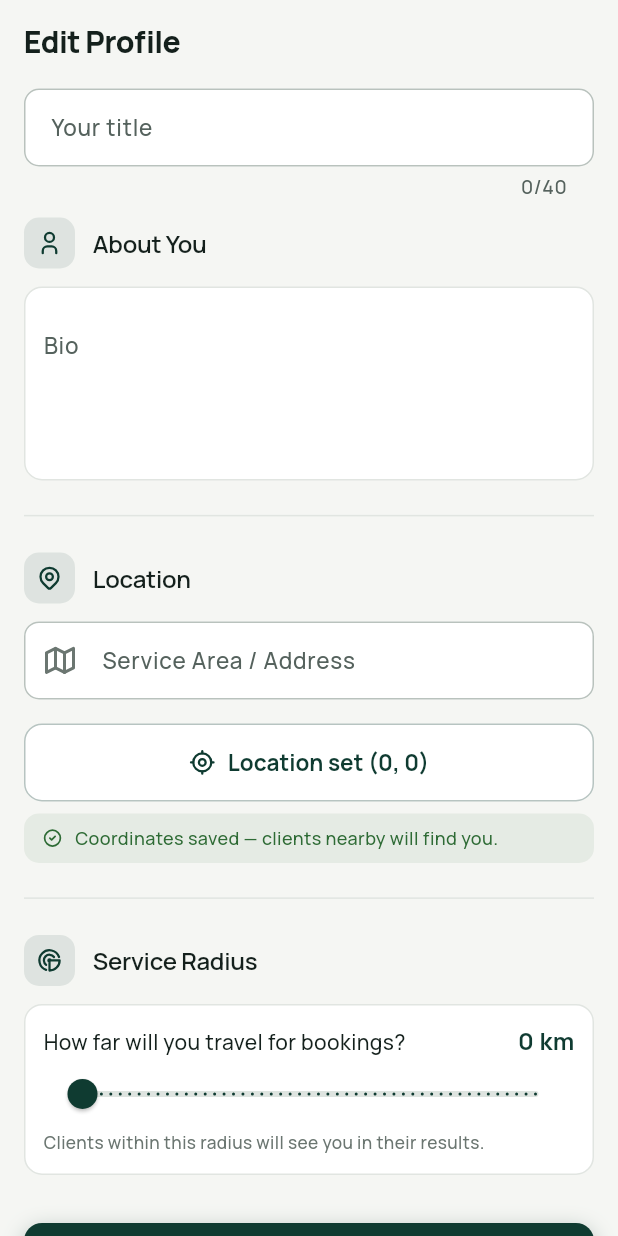
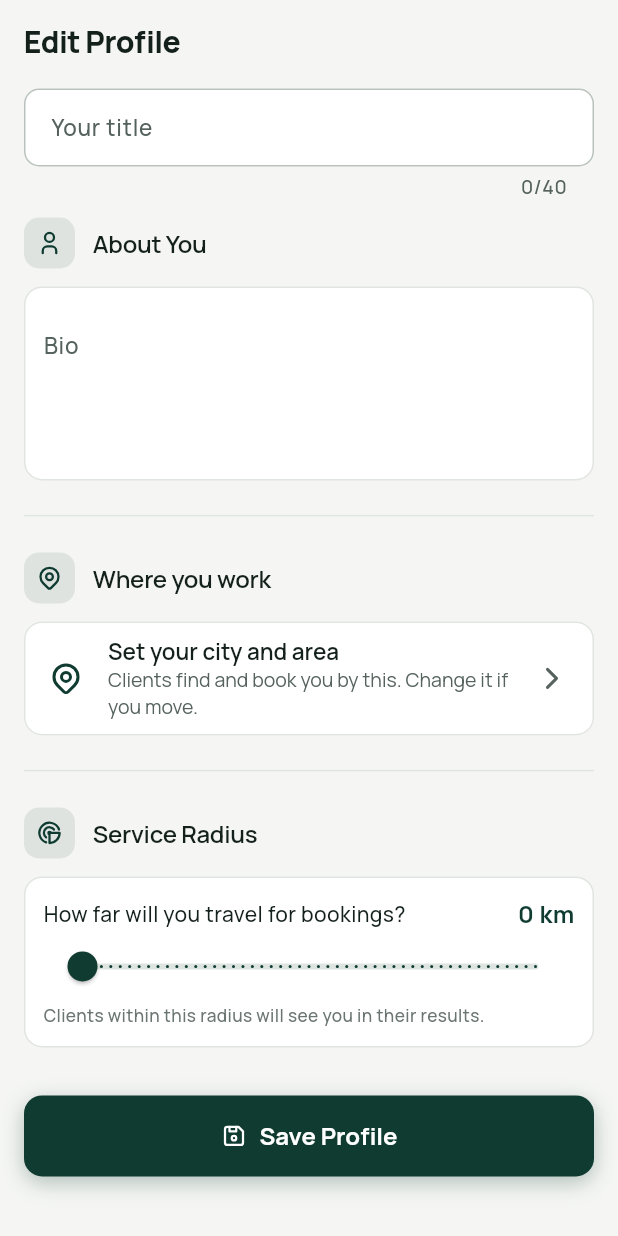
Before and after one commit to bromadex/beautyapp, a Flutter app: the ProviderProfileEditorScreen screen opened by its route, scrolled down 208 dp, on a phone screen of 412 x 824 dp. Run offline on Flutter 3.47's test engine with Material 3 defaults, Android fonts, the phone set to English and light mode, and no system bars; our stand-ins replace file_picker, firebase_core, firebase_messaging, flutter_tabler_icons, geolocator, go_router and 4 more; accounts and stored records are empty; network calls fail.

Commit message:
Pros must set where they work before clients can find or book them
- New 'Where you work' screen: city (from the list) and area are required,
  street address optional (shown only after confirming), optional map pin;
  change it any time, with a warning about upcoming bookings at the old place
- Pros without a location are hidden from Browse and suggestions and can't
  be booked (enforced in the database); a red card on their home screen and
  a notification tell them to set it
- Browse matches the chosen city exactly; a new city without a fresh pin
  uses the city centre; 'Area, City' is kept in sync on the profile
- Studio bookings fall back to area and city when there's no street address

Co-Authored-By: Claude Opus 5.5 <noreply@anthropic.com>
Claude-Session: https://claude.ai/code/session_01WrfTxhRrYrbYnj1C3Sa6J6

```diff
--- a/lib/router.dart
+++ b/lib/router.dart
@@ -32,6 +32,7 @@ import 'screens/referrals_screen.dart';
 import 'screens/salon_screen.dart';
 import 'screens/salon_public_screen.dart';
 import 'screens/products_screen.dart';
+import 'screens/provider_location_screen.dart';
 import 'services/fee_checkout.dart';
 import 'screens/provider_earnings_screen.dart';
 import 'screens/browse_screen.dart';
@@ -88,6 +89,7 @@ final appRouter = GoRouter(
         !loc.startsWith('/provider/referrals') &&
         !loc.startsWith('/provider/salon') &&
         !loc.startsWith('/provider/products') &&
+        !loc.startsWith('/provider/location') &&
         !loc.startsWith('/provider/service-requests');
     if (!isAuth) return (isAuthRoute || isPublicRoute) ? null : '/login';
 
@@ -359,6 +361,11 @@ final appRouter = GoRouter(
       builder: (_, __) => const SalonScreen(),
     ),
     GoRoute(
+      path: '/provider/location',
+      parentNavigatorKey: _rootNavigatorKey,
+      builder: (_, __) => const ProviderLocationScreen(),
+    ),
+    GoRoute(
       path: '/provider/products',
       parentNavigatorKey: _rootNavigatorKey,
       builder: (_, __) => const ProductsScreen(),
--- a/lib/screens/browse_screen.dart
+++ b/lib/screens/browse_screen.dart
@@ -154,12 +154,15 @@ class _BrowseScreenState extends State<BrowseScreen> {
     try {
       final data = await supabase
           .from('provider_profiles')
-          .select('*, profiles(full_name, location, avatar_url, is_verified, is_business_verified, '
+          .select('*, cities(name), profiles(full_name, location, avatar_url, is_verified, is_business_verified, '
               'services(id, service_name, price, category_id, is_active, location_mode), '
               'subscriptions(status, end_date))')
           .or('is_hidden.eq.false,is_hidden.is.null');
 
-      final providers = List<Map<String, dynamic>>.from(data);
+      // Only pros who have said where they work can be found.
+      final providers = List<Map<String, dynamic>>.from(data)
+          .where((p) => p['city_id'] != null && (p['area'] ?? '').toString().trim().isNotEmpty)
+          .toList();
       for (final p in providers) {
         final prof = p['profiles'] as Map<String, dynamic>? ?? {};
         p['services'] = prof['services'] ?? [];
@@ -208,6 +211,8 @@ class _BrowseScreenState extends State<BrowseScreen> {
 
   bool _matchesLocation(Map<String, dynamic> p) {
     if (_selectedCity == 'All Zimbabwe') return true;
+    final city = (p['cities'] as Map?)?['name']?.toString().toLowerCase();
+    if (city != null && city == _selectedCity.toLowerCase()) return true;
     final loc =
         (p['profiles']?['location'] ?? '').toString().toLowerCase();
     final cityLower = _selectedCity.toLowerCase();
--- a/lib/screens/notifications_screen.dart
+++ b/lib/screens/notifications_screen.dart
@@ -66,6 +66,7 @@ class _NotificationsScreenState extends State<NotificationsScreen> {
 
     if (refId == null) {
       if (type == 'products') context.push('/provider/products');
+      if (type == 'location') context.push('/provider/location');
       return;
     }
 
--- a/lib/screens/provider_home_screen.dart
+++ b/lib/screens/provider_home_screen.dart
@@ -537,6 +537,20 @@ class _ProviderHomeScreenState extends State<ProviderHomeScreen> with SingleTick
                             },
                           ),
                           const SizedBox(height: 14),
+                        ],
+
+                        if (_providerProfile != null &&
+                            (_providerProfile!['city_id'] == null ||
+                                (_providerProfile!['area'] ?? '').toString().trim().isEmpty)) ...[
+                          SoftBanner(
+                            icon: TablerIcons.map_pin_exclamation,
+                            color: AppColors.error,
+                            title: 'Set where you work',
+                            message: 'Clients can\'t find or book you until you add your city and area.',
+                            actionLabel: 'Set now',
+                            onTap: () => context.push('/provider/location').then((_) => _loadData()),
+                          ),
+                          const SizedBox(height: 16),
                         ],
 
                         if (isVerified) ...[
--- a/lib/screens/provider_profile_editor_screen.dart
+++ b/lib/screens/provider_profile_editor_screen.dart
@@ -4,7 +4,6 @@ import 'package:go_router/go_router.dart';
 import '../supabase_client.dart';
 import '../theme.dart';
 import '../widgets/avatar_widget.dart';
-import '../services/location_service.dart';
 
 class ProviderProfileEditorScreen extends StatefulWidget {
   const ProviderProfileEditorScreen({super.key});
@@ -25,7 +24,6 @@ class _ProviderProfileEditorScreenState
   bool _radiusSupported = true;
   bool _loading = false;
   bool _saving  = false;
-  bool _locating = false;
   String? _avatarUrl;
   String _fullName = '';
 
@@ -53,12 +51,12 @@ class _ProviderProfileEditorScreenState
 
       final data = await supabase
           .from('provider_profiles')
-          .select()
+          .select('*, cities(name)')
           .eq('provider_id', uid)
           .single();
       _bioCtrl.text     = data['bio']     ?? '';
       _titleCtrl.text   = data['title']   ?? '';
-      _addressCtrl.text = data['address'] ?? '';
+      _addressCtrl.text = [data['area'], (data['cities'] as Map?)?['name']].where((x) => (x ?? '').toString().isNotEmpty).join(', ');
       _latCtrl.text     = data['latitude']?.toString()  ?? '';
       _lngCtrl.text     = data['longitude']?.toString() ?? '';
       if (data.containsKey('service_radius_km')) {
@@ -70,45 +68,6 @@ class _ProviderProfileEditorScreenState
     if (mounted) setState(() => _loading = false);
   }
 
-  Future<void> _detectLocation() async {
-    setState(() => _locating = true);
-    try {
-      final pos = await LocationService().getCurrentPosition(
-        context: context,
-        reason: 'So clients near you can find you, and travel fees are worked out from your base.',
-      );
-      if (pos == null) return;
-      setState(() {
-        _latCtrl.text = pos.latitude.toStringAsFixed(6);
-        _lngCtrl.text = pos.longitude.toStringAsFixed(6);
-      });
-      if (mounted) {
-        ScaffoldMessenger.of(context).showSnackBar(
-          SnackBar(
-            content: const Text('Location detected!'),
-            backgroundColor: AppColors.success,
-            behavior: SnackBarBehavior.floating,
-            shape: RoundedRectangleBorder(borderRadius: AppRadius.mdAll),
-          ),
-        );
-      }
-    } catch (e) {
-      if (mounted) {
-        ScaffoldMessenger.of(context).showSnackBar(
-          SnackBar(
-            content: const Text(
-                'Could not detect location. Please enter your address manually.'),
-            backgroundColor: AppColors.error,
-            behavior: SnackBarBehavior.floating,
-            shape: RoundedRectangleBorder(borderRadius: AppRadius.mdAll),
-          ),
-        );
-      }
-    } finally {
-      if (mounted) setState(() => _locating = false);
-    }
-  }
-
   Future<void> _save() async {
     if (!_formKey.currentState!.validate()) return;
     setState(() => _saving = true);
@@ -118,9 +77,6 @@ class _ProviderProfileEditorScreenState
       'provider_id': userId,
       'bio':         _bioCtrl.text.trim(),
       'title':       _titleCtrl.text.trim().isEmpty ? null : _titleCtrl.text.trim(),
-      'address':     _addressCtrl.text.trim(),
-      'latitude':    double.tryParse(_latCtrl.text.trim()),
-      'longitude':   double.tryParse(_lngCtrl.text.trim()),
       if (_radiusSupported) 'service_radius_km': _radiusKm,
     };
 
@@ -293,71 +249,21 @@ class _ProviderProfileEditorScreenState
               _buildSectionDivider(),
 
               // -- Location Section --
-              _buildSectionHeader('Location', TablerIcons.map_pin),
-              TextFormField(
-                controller: _addressCtrl,
-                decoration: const InputDecoration(
-                  labelText: 'Service Area / Address',
-                  hintText: 'e.g. Borrowdale, Harare',
-                  prefixIcon: Icon(TablerIcons.map),
-                ),
-                validator: (v) =>
-                    v == null || v.trim().isEmpty ? 'Please add your address' : null,
-              ),
-              const SizedBox(height: AppSpacing.lg),
-
-              SizedBox(
-                width: double.infinity,
-                child: OutlinedButton.icon(
-                  onPressed: _locating ? null : _detectLocation,
-                  icon: _locating
-                      ? SizedBox(
-                          height: 16, width: 16,
-                          child: CircularProgressIndicator(
-                            strokeWidth: 2, color: AppColors.primary,
-                          ),
-                        )
-                      : const Icon(TablerIcons.current_location, size: 18),
-                  label: Text(_locating
-                      ? 'Detecting...'
-                      : _latCtrl.text.isNotEmpty
-                          ? 'Location set (${_latCtrl.text}, ${_lngCtrl.text})'
-                          : 'Use my current location'),
-                  style: OutlinedButton.styleFrom(
-                    foregroundColor: AppColors.primary,
-                    side: BorderSide(color: AppColors.primary.withValues(alpha: 0.3)),
-                    padding: const EdgeInsets.symmetric(vertical: AppSpacing.lg),
-                    shape: RoundedRectangleBorder(borderRadius: AppRadius.mdAll),
-                  ),
+              _buildSectionHeader('Where you work', TablerIcons.map_pin),
+              Material(
+                color: AppColors.card,
+                shape: RoundedRectangleBorder(borderRadius: AppRadius.mdAll, side: BorderSide(color: AppColors.border)),
+                child: ListTile(
+                  leading: Icon(TablerIcons.map_pin, color: AppColors.primary),
+                  title: Text(_addressCtrl.text.isEmpty ? 'Set your city and area' : _addressCtrl.text),
+                  subtitle: const Text('Clients find and book you by this. Change it if you move.'),
+                  trailing: const Icon(TablerIcons.chevron_right),
+                  onTap: () async {
+                    await context.push('/provider/location');
+                    _load();
+                  },
                 ),
               ),
-              if (_latCtrl.text.isNotEmpty) ...[
-                const SizedBox(height: AppSpacing.sm),
-                Container(
-                  padding: EdgeInsets.symmetric(
-                    horizontal: AppSpacing.md,
-                    vertical: AppSpacing.sm,
-                  ),
-                  decoration: BoxDecoration(
-                    color: AppColors.success.withValues(alpha: 0.08),
-                    borderRadius: AppRadius.smAll,
-                  ),
-                  child: Row(
-                    children: [
-                      Icon(TablerIcons.circle_check,
-                          size: 14, color: AppColors.success),
-                      const SizedBox(width: AppSpacing.sm),
-                      Expanded(
-                        child: Text(
-                          'Coordinates saved — clients nearby will find you.',
-                          style: TextStyle(fontSize: 12, color: AppColors.success),
-                        ),
-                      ),
-                    ],
-                  ),
-                ),
-              ],
-
               if (_radiusSupported) ...[
                 _buildSectionDivider(),
 
--- a/lib/screens/provider_profile_hub_screen.dart
+++ b/lib/screens/provider_profile_hub_screen.dart
@@ -176,6 +176,12 @@ class _ProviderProfileHubScreenState extends State<ProviderProfileHubScreen> {
                 onTap: () => context.push('/provider/promotions'),
               ),
               _HubTile(
+                icon: TablerIcons.map_pin,
+                label: 'Where you work',
+                subtitle: 'Your city and area. Change it if you move',
+                onTap: () => context.push('/provider/location'),
+              ),
+              _HubTile(
                 icon: TablerIcons.shopping_bag,
                 label: 'Products',
                 subtitle: 'Advertise what you sell. 3 free',
--- a/lib/services/smart_match_service.dart
+++ b/lib/services/smart_match_service.dart
@@ -8,7 +8,10 @@ class SmartMatchService {
     final providers = await supabase
         .from('provider_profiles')
         .select('*, profiles(id, full_name, location, avatar_url)')
-        .or('is_hidden.eq.false,is_hidden.is.null');
+        .or('is_hidden.eq.false,is_hidden.is.null')
+        // only pros who have said where they work
+        .not('city_id', 'is', null)
+        .not('area', 'is', null);
     final providerList = List<Map<String, dynamic>>.from(providers);
 
     // Client's past bookings for preference learning
@@ -161,7 +164,10 @@ class SmartMatchService {
     final providers = await supabase
         .from('provider_profiles')
         .select('*, profiles(id, full_name, location, avatar_url)')
-        .or('is_hidden.eq.false,is_hidden.is.null');
+        .or('is_hidden.eq.false,is_hidden.is.null')
+        // only pros who have said where they work
+        .not('city_id', 'is', null)
+        .not('area', 'is', null);
     final providerList = List<Map<String, dynamic>>.from(providers);
 
     final matched = providerList.where((p) {
@@ -186,6 +192,9 @@ class SmartMatchService {
         .from('provider_profiles')
         .select('*, profiles(id, full_name, location, avatar_url)')
         .or('is_hidden.eq.false,is_hidden.is.null')
+        // only pros who have said where they work
+        .not('city_id', 'is', null)
+        .not('area', 'is', null)
         .order('average_rating', ascending: false)
         .order('total_reviews', ascending: false)
         .limit(limit * 2);
```
Also changed, not shown: lib/screens/provider_location_screen.dart (added, +250 -0 lines), lib/screens/provider_public_profile_screen.dart (+7 -2 lines), 6 other files.
